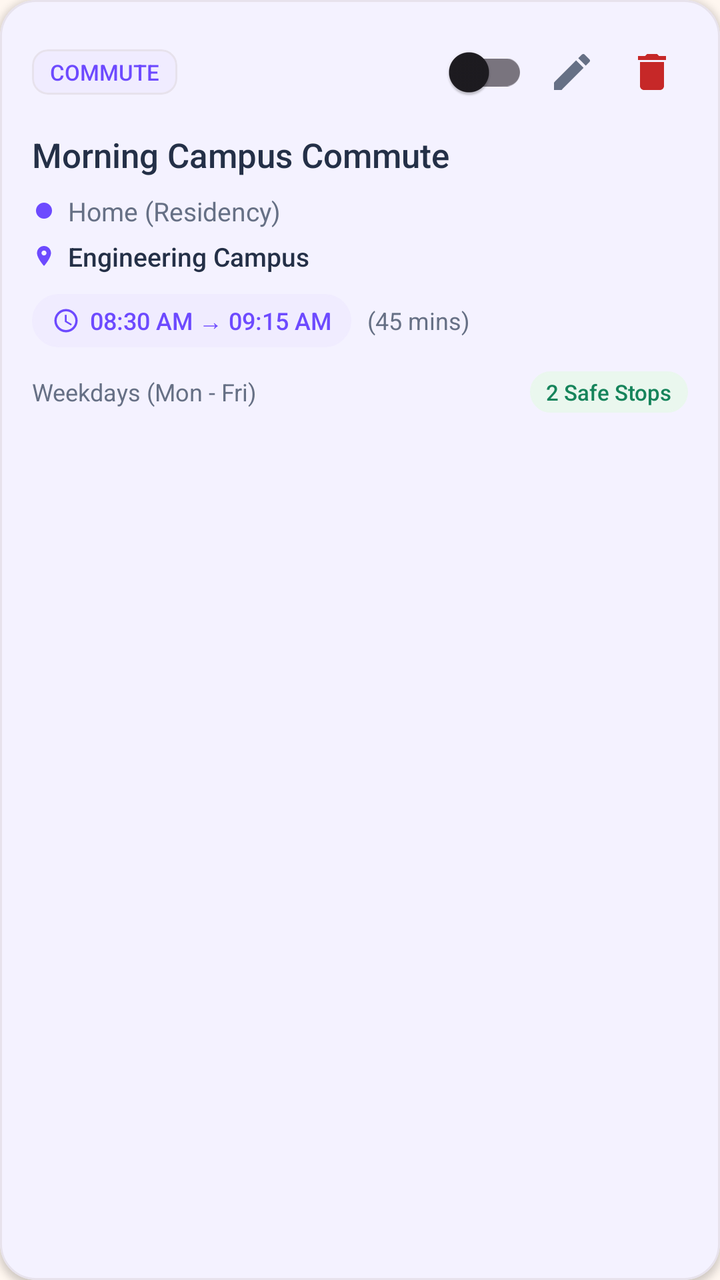
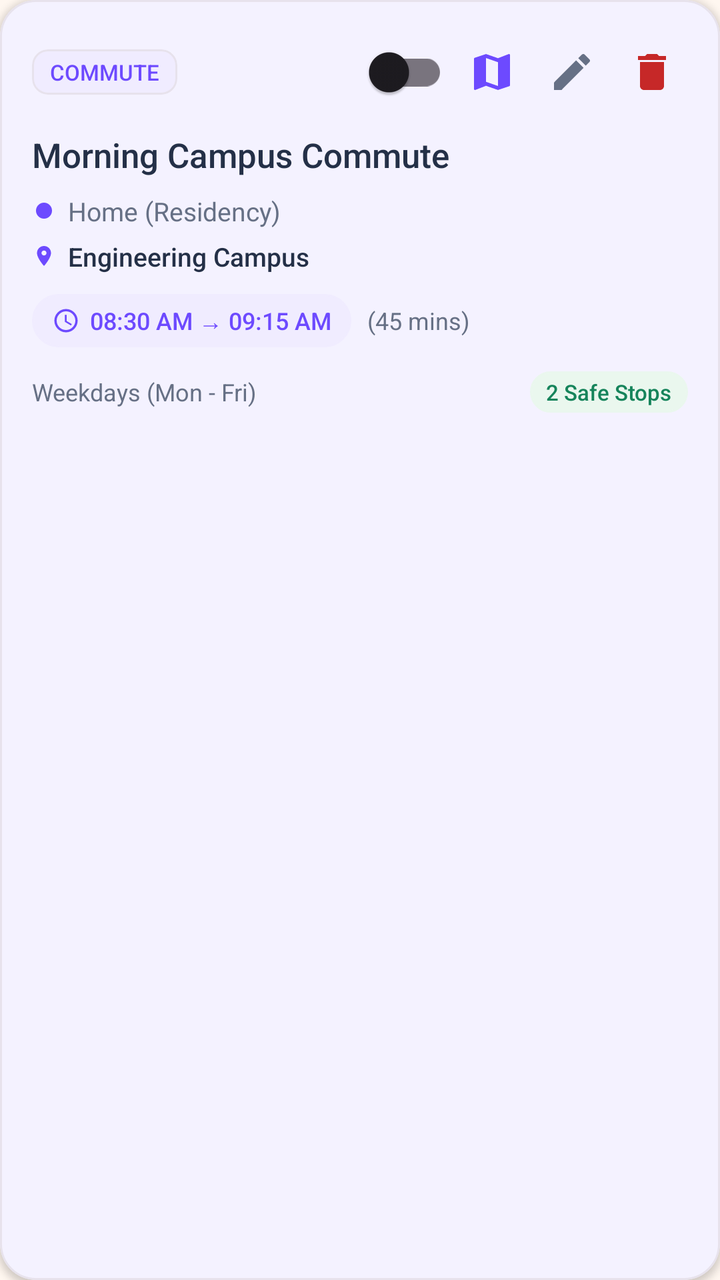

Two renders of the same Android screen: before a commit and after it. Below are the layout's source before the change and the commit's diff.
<!-- AndroidManifest.xml: application theme Theme.EmpowHer -->
<!-- res/layout/item_routine.xml -->
<?xml version="1.0" encoding="utf-8"?>
<com.google.android.material.card.MaterialCardView xmlns:android="http://schemas.android.com/apk/res/android"
    xmlns:app="http://schemas.android.com/apk/res-auto"
    android:layout_width="match_parent"
    android:layout_height="wrap_content"
    android:layout_marginHorizontal="16dp"
    android:layout_marginVertical="7dp"
    app:cardBackgroundColor="@color/woshield_card_bg"
    app:cardCornerRadius="18dp"
    app:cardElevation="2dp"
    app:strokeColor="@color/card_stroke"
    app:strokeWidth="1dp">

    <LinearLayout
        android:layout_width="match_parent"
        android:layout_height="wrap_content"
        android:orientation="vertical"
        android:padding="16dp">

        
        <LinearLayout
            android:layout_width="match_parent"
            android:layout_height="wrap_content"
            android:gravity="center_vertical"
            android:orientation="horizontal">

            <com.google.android.material.card.MaterialCardView
                android:id="@+id/card_routine_category"
                android:layout_width="wrap_content"
                android:layout_height="wrap_content"
                app:cardBackgroundColor="@color/light_lavender"
                app:cardCornerRadius="8dp"
                app:cardElevation="0dp">

                <TextView
                    android:id="@+id/tv_routine_category"
                    android:layout_width="wrap_content"
                    android:layout_height="wrap_content"
                    android:fontFamily="sans-serif-medium"
                    android:paddingHorizontal="9dp"
                    android:paddingVertical="4dp"
                    android:text="COMMUTE"
                    android:textColor="@color/deep_purple"
                    android:textSize="11sp" />
            </com.google.android.material.card.MaterialCardView>

            <View
                android:layout_width="0dp"
                android:layout_height="1dp"
                android:layout_weight="1" />

            <com.google.android.material.switchmaterial.SwitchMaterial
                android:id="@+id/switch_routine_enabled"
                android:layout_width="wrap_content"
                android:layout_height="wrap_content"
                android:minHeight="40dp" />

            <ImageView
                android:id="@+id/btn_edit_routine"
                android:layout_width="36dp"
                android:layout_height="36dp"
                android:layout_marginStart="4dp"
                android:background="?attr/selectableItemBackgroundBorderless"
                android:clickable="true"
                android:contentDescription="Edit Routine"
                android:focusable="true"
                android:padding="6dp"
                android:src="@drawable/ic_edit"
                app:tint="@color/text_secondary" />

            <ImageView
                android:id="@+id/btn_delete_routine"
                android:layout_width="36dp"
                android:layout_height="36dp"
                android:layout_marginStart="4dp"
                android:background="?attr/selectableItemBackgroundBorderless"
                android:clickable="true"
                android:contentDescription="Delete Routine"
                android:focusable="true"
                android:padding="6dp"
                android:src="@drawable/ic_delete"
                app:tint="@color/status_emergency" />
        </LinearLayout>

        
        <TextView
            android:id="@+id/tv_routine_title"
            android:layout_width="match_parent"
            android:layout_height="wrap_content"
            android:layout_marginTop="10dp"
            android:fontFamily="sans-serif-medium"
            android:text="Morning Campus Commute"
            android:textColor="@color/text_primary"
            android:textSize="17sp" />

        
        <LinearLayout
            android:layout_width="match_parent"
            android:layout_height="wrap_content"
            android:layout_marginTop="8dp"
            android:orientation="vertical">

            
            <LinearLayout
                android:layout_width="match_parent"
                android:layout_height="wrap_content"
                android:gravity="center_vertical"
                android:orientation="horizontal">

                <View
                    android:layout_width="8dp"
                    android:layout_height="8dp"
                    android:layout_marginStart="2dp"
                    android:layout_marginEnd="8dp"
                    android:background="@drawable/shape_dot_purple" />

                <TextView
                    android:id="@+id/tv_routine_start"
                    android:layout_width="0dp"
                    android:layout_height="wrap_content"
                    android:layout_weight="1"
                    android:fontFamily="sans-serif"
                    android:text="Home (Residency)"
                    android:textColor="@color/text_secondary"
                    android:textSize="13sp"
                    android:maxLines="2"
                    android:ellipsize="end" />
            </LinearLayout>

            
            <LinearLayout
                android:layout_width="match_parent"
                android:layout_height="wrap_content"
                android:layout_marginTop="5dp"
                android:gravity="center_vertical"
                android:orientation="horizontal">

                <ImageView
                    android:layout_width="12dp"
                    android:layout_height="12dp"
                    android:layout_marginStart="0dp"
                    android:layout_marginEnd="6dp"
                    android:contentDescription="To Destination"
                    android:src="@drawable/ic_location_pin"
                    app:tint="@color/deep_purple" />

                <TextView
                    android:id="@+id/tv_routine_destination"
                    android:layout_width="0dp"
                    android:layout_height="wrap_content"
                    android:layout_weight="1"
                    android:fontFamily="sans-serif-medium"
                    android:text="Engineering Campus"
                    android:textColor="@color/text_primary"
                    android:textSize="13sp"
                    android:maxLines="2"
                    android:ellipsize="end" />
            </LinearLayout>
        </LinearLayout>


        
        <LinearLayout
            android:layout_width="match_parent"
            android:layout_height="wrap_content"
            android:layout_marginTop="10dp"
            android:gravity="center_vertical"
            android:orientation="horizontal">

            <LinearLayout
                android:layout_width="wrap_content"
                android:layout_height="wrap_content"
                android:background="@drawable/rounded_corner"
                android:backgroundTint="@color/light_lavender"
                android:gravity="center_vertical"
                android:paddingHorizontal="10dp"
                android:paddingVertical="5dp">

                <ImageView
                    android:layout_width="14dp"
                    android:layout_height="14dp"
                    android:contentDescription="Time"
                    android:src="@drawable/ic_time"
                    app:tint="@color/deep_purple" />

                <TextView
                    android:id="@+id/tv_routine_times"
                    android:layout_width="wrap_content"
                    android:layout_height="wrap_content"
                    android:layout_marginStart="5dp"
                    android:fontFamily="sans-serif-medium"
                    android:text="08:30 AM → 09:15 AM"
                    android:textColor="@color/deep_purple"
                    android:textSize="12sp" />
            </LinearLayout>

            <TextView
                android:id="@+id/tv_routine_duration"
                android:layout_width="wrap_content"
                android:layout_height="wrap_content"
                android:layout_marginStart="8dp"
                android:fontFamily="sans-serif"
                android:text="(45 mins)"
                android:textColor="@color/text_secondary"
                android:textSize="12sp" />
        </LinearLayout>

        
        <LinearLayout
            android:layout_width="match_parent"
            android:layout_height="wrap_content"
            android:layout_marginTop="12dp"
            android:gravity="center_vertical"
            android:orientation="horizontal">

            <TextView
                android:id="@+id/tv_routine_days"
                android:layout_width="0dp"
                android:layout_height="wrap_content"
                android:layout_weight="1"
                android:fontFamily="sans-serif"
                android:text="Weekdays (Mon - Fri)"
                android:textColor="@color/text_secondary"
                android:textSize="12sp" />

            <TextView
                android:id="@+id/tv_routine_safe_stops_count"
                android:layout_width="wrap_content"
                android:layout_height="wrap_content"
                android:background="@drawable/rounded_corner"
                android:backgroundTint="@color/status_safe_bg"
                android:fontFamily="sans-serif-medium"
                android:paddingHorizontal="8dp"
                android:paddingVertical="3dp"
                android:text="2 Safe Stops"
                android:textColor="@color/status_safe"
                android:textSize="11sp" />
        </LinearLayout>

    </LinearLayout>
</com.google.android.material.card.MaterialCardView>
<!-- resources referenced by this layout -->
<resources>
  <color name="card_stroke">#E7E2EC</color>
  <color name="deep_purple">#6D4AFF</color>
  <color name="light_lavender">#F0ECFF</color>
  <color name="status_emergency">#C62828</color>
  <color name="status_safe">#16845B</color>
  <color name="status_safe_bg">#EAF7EE</color>
  <color name="text_primary">#243047</color>
  <color name="text_secondary">#667085</color>
  <color name="woshield_card_bg">#FFFFFF</color>
  <!-- drawable ic_delete (drawable) -->
  <vector xmlns:android="http://schemas.android.com/apk/res/android"
      android:width="24dp"
      android:height="24dp"
      android:viewportWidth="24"
      android:viewportHeight="24">
      <path
          android:fillColor="#FFB42318"
          android:pathData="M6,19c0,1.1 0.9,2 2,2h8c1.1,0 2,-0.9 2,-2V7H6v12zM19,4h-3.5l-1,-1h-5l-1,1H5v2h14V4z" />
  </vector>
  <!-- drawable ic_edit (drawable) -->
  <vector xmlns:android="http://schemas.android.com/apk/res/android"
      android:width="24dp"
      android:height="24dp"
      android:viewportWidth="24"
      android:viewportHeight="24">
      <path
          android:fillColor="#FF64748B"
          android:pathData="M3,17.25V21h3.75L17.81,9.94l-3.75,-3.75L3,17.25zM20.71,7.04c0.39,-0.39 0.39,-1.02 0,-1.41l-2.34,-2.34c-0.39,-0.39 -1.02,-0.39 -1.41,0l-1.83,1.83 3.75,3.75 1.83,-1.83z" />
  </vector>
  <!-- drawable ic_location_pin (drawable) -->
  <vector xmlns:android="http://schemas.android.com/apk/res/android"
      android:width="24dp"
      android:height="24dp"
      android:viewportWidth="24"
      android:viewportHeight="24">
      <path
          android:fillColor="#FF6D3DB8"
          android:pathData="M12,2C8.13,2 5,5.13 5,9c0,5.25 7,13 7,13s7,-7.75 7,-13c0,-3.87 -3.13,-7 -7,-7zm0,9.5c-1.38,0 -2.5,-1.12 -2.5,-2.5s1.12,-2.5 2.5,-2.5 2.5,1.12 2.5,2.5 -1.12,2.5 -2.5,2.5z" />
  </vector>
  <!-- drawable rounded_corner (drawable) -->
  <?xml version="1.0" encoding="utf-8"?>
  <shape xmlns:android="http://schemas.android.com/apk/res/android"
      android:shape="rectangle">
      <corners android:radius="24dp"/>
      <stroke android:width="1dip" android:color="@color/white"/>
  
  </shape>
  <!-- drawable shape_dot_purple (drawable) -->
  <?xml version="1.0" encoding="utf-8"?>
  <shape xmlns:android="http://schemas.android.com/apk/res/android"
      android:shape="oval">
      <solid android:color="@color/deep_purple" />
      <size
          android:width="8dp"
          android:height="8dp" />
  </shape>
  <style name="Theme.EmpowHer" parent="Base.Theme.EmpowHer" />
  <color name="white">#FFFFFF</color>
  <color name="royal_violet">#6D4AFF</color>
  <color name="woshield_bg">#FFF7F0</color>
  <style name="Widget.Woshield.Card" parent="Widget.Material3.CardView.Elevated">
          <item name="cardCornerRadius">@dimen/radius_card</item>
          <item name="cardElevation">@dimen/elevation_card</item>
          <item name="strokeWidth">1dp</item>
          <item name="strokeColor">@color/subtle_border</item>
          <item name="cardBackgroundColor">@color/woshield_card_bg</item>
      </style>
  <dimen name="radius_card">16dp</dimen>
  <dimen name="elevation_card">2dp</dimen>
  <color name="subtle_border">#E7E2EC</color>
  <!-- unchanged entries left out for length: 2 -->
</resources>

<!-- the commit's change to res/layout/item_routine.xml (unified diff, before → after) -->
@@ -56,6 +56,19 @@
                 android:minHeight="40dp" />
 
             <ImageView
+                android:id="@+id/btn_map_routine"
+                android:layout_width="36dp"
+                android:layout_height="36dp"
+                android:layout_marginStart="4dp"
+                android:background="?attr/selectableItemBackgroundBorderless"
+                android:clickable="true"
+                android:contentDescription="View Route on Map"
+                android:focusable="true"
+                android:padding="6dp"
+                android:src="@drawable/maps_icon"
+                app:tint="@color/deep_purple" />
+
+            <ImageView
                 android:id="@+id/btn_edit_routine"
                 android:layout_width="36dp"
                 android:layout_height="36dp"
<!-- resource entries referenced after the edit -->
@@ -39,6 +39,12 @@
           android:fillColor="#FF6D3DB8"
           android:pathData="M12,2C8.13,2 5,5.13 5,9c0,5.25 7,13 7,13s7,-7.75 7,-13c0,-3.87 -3.13,-7 -7,-7zm0,9.5c-1.38,0 -2.5,-1.12 -2.5,-2.5s1.12,-2.5 2.5,-2.5 2.5,1.12 2.5,2.5 -1.12,2.5 -2.5,2.5z" />
   </vector>
+  <!-- drawable maps_icon (drawable) -->
+  <vector android:height="24dp" android:tint="#000000"
+      android:viewportHeight="24" android:viewportWidth="24"
+      android:width="24dp" xmlns:android="http://schemas.android.com/apk/res/android">
+      <path android:fillColor="@android:color/white" android:pathData="M20.5,3l-0.16,0.03L15,5.1 9,3 3.36,4.9c-0.21,0.07 -0.36,0.25 -0.36,0.48V20.5c0,0.28 0.22,0.5 0.5,0.5l0.16,-0.03L9,18.9l6,2.1 5.64,-1.9c0.21,-0.07 0.36,-0.25 0.36,-0.48V3.5c0,-0.28 -0.22,-0.5 -0.5,-0.5zM15,19l-6,-2.11V5l6,2.11V19z"/>
+  </vector>
   <!-- drawable rounded_corner (drawable) -->
   <?xml version="1.0" encoding="utf-8"?>
   <shape xmlns:android="http://schemas.android.com/apk/res/android"
